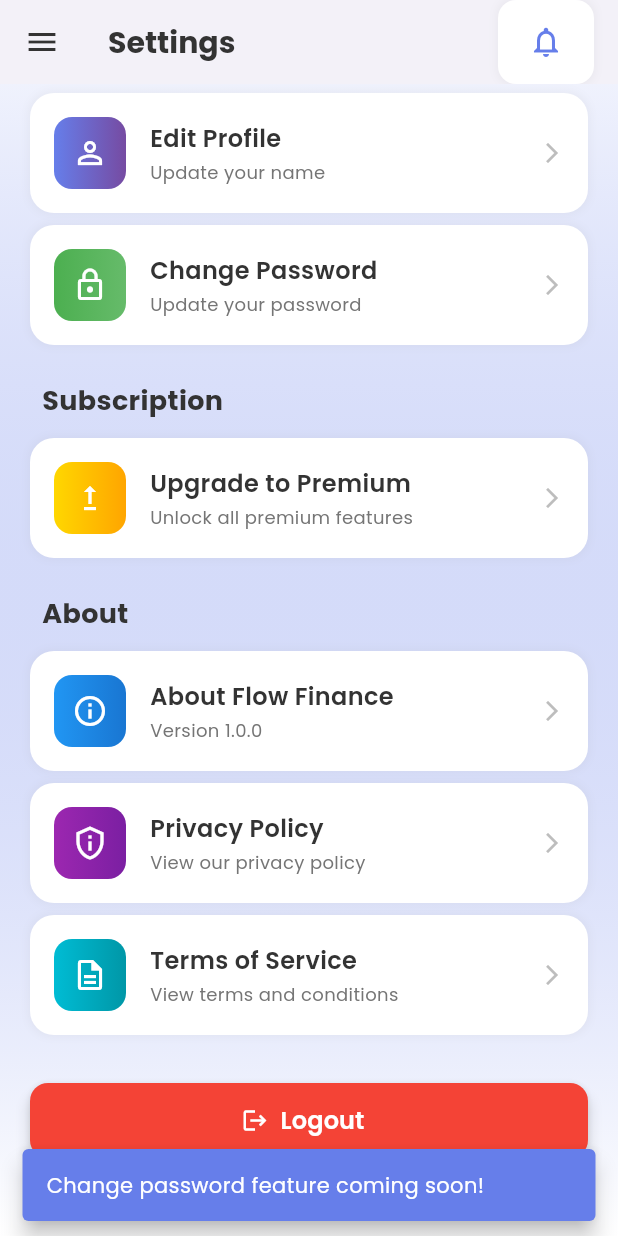
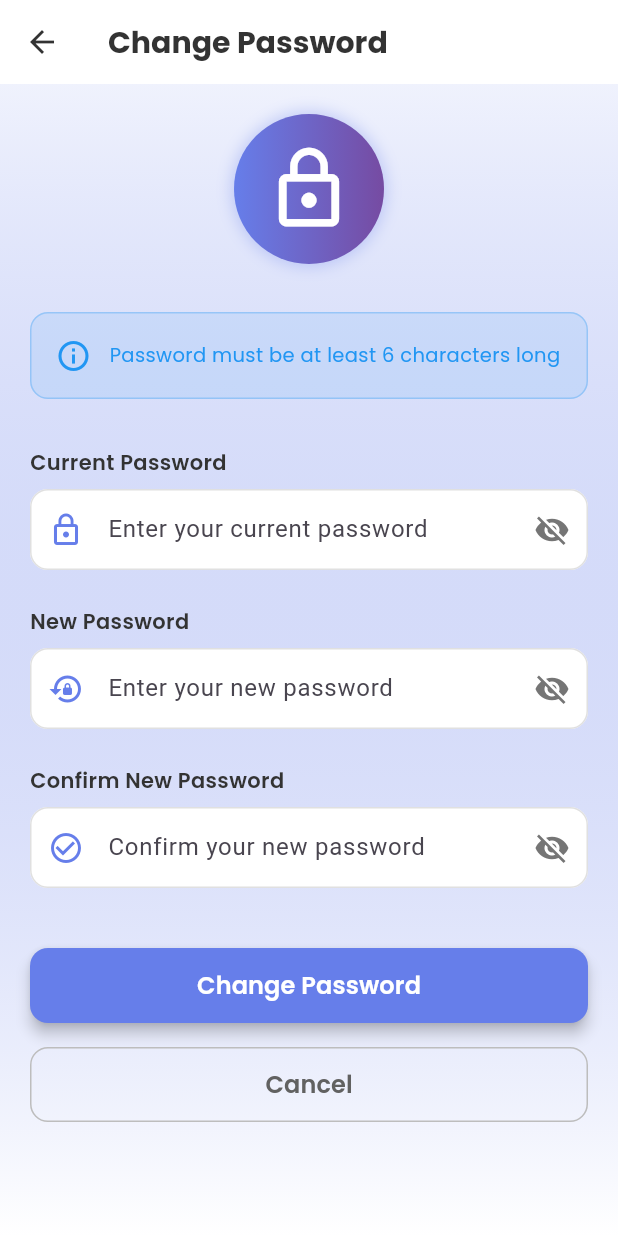
Before and after one commit to LinNyiAung/Flow, a Flutter app: the SettingsScreen screen opened by its route, scrolled down 354 dp, after a tap on "Change Password", on a phone screen of 412 x 824 dp. Run offline on Flutter 3.47's test engine with Material 3 defaults, Android fonts, the phone set to English and light mode, and no system bars; our stand-ins replace fl_chart, flutter_local_notifications, flutter_markdown, google_fonts, image_picker, open_filex and 2 more; missing offline and left inert: record; accounts and stored records are empty; network calls fail.

Commit message:
password change add

```diff
--- /dev/null
+++ b/frontend/lib/screens/settings/change_password_screen.dart
@@ -0,0 +1,414 @@
+import 'package:flutter/material.dart';
+import 'package:google_fonts/google_fonts.dart';
+import 'package:provider/provider.dart';
+import '../../providers/auth_provider.dart';
+
+class ChangePasswordScreen extends StatefulWidget {
+  @override
+  _ChangePasswordScreenState createState() => _ChangePasswordScreenState();
+}
+
+class _ChangePasswordScreenState extends State<ChangePasswordScreen> {
+  final _formKey = GlobalKey<FormState>();
+  final _currentPasswordController = TextEditingController();
+  final _newPasswordController = TextEditingController();
+  final _confirmPasswordController = TextEditingController();
+
+  bool _isLoading = false;
+  bool _obscureCurrentPassword = true;
+  bool _obscureNewPassword = true;
+  bool _obscureConfirmPassword = true;
+
+  @override
+  void dispose() {
+    _currentPasswordController.dispose();
+    _newPasswordController.dispose();
+    _confirmPasswordController.dispose();
+    super.dispose();
+  }
+
+  Future<void> _changePassword() async {
+    if (!_formKey.currentState!.validate()) return;
+
+    setState(() => _isLoading = true);
+
+    try {
+      final authProvider = Provider.of<AuthProvider>(context, listen: false);
+      final success = await authProvider.changePassword(
+        currentPassword: _currentPasswordController.text,
+        newPassword: _newPasswordController.text,
+        confirmPassword: _confirmPasswordController.text,
+      );
+
+      setState(() => _isLoading = false);
+
+      if (success) {
+        Navigator.pop(context, true);
+      } else {
+        ScaffoldMessenger.of(context).showSnackBar(
+          SnackBar(
+            content: Text(
+              authProvider.error ?? 'Failed to change password',
+              style: GoogleFonts.poppins(color: Colors.white),
+            ),
+            backgroundColor: Colors.red,
+            behavior: SnackBarBehavior.floating,
+            shape: RoundedRectangleBorder(borderRadius: BorderRadius.circular(8)),
+          ),
+        );
+      }
+    } catch (e) {
+      setState(() => _isLoading = false);
+      ScaffoldMessenger.of(context).showSnackBar(
+        SnackBar(
+          content: Text(
+            'An error occurred: ${e.toString()}',
+            style: GoogleFonts.poppins(color: Colors.white),
+          ),
+          backgroundColor: Colors.red,
+          behavior: SnackBarBehavior.floating,
+          shape: RoundedRectangleBorder(borderRadius: BorderRadius.circular(8)),
+        ),
+      );
+    }
+  }
+
+  @override
+  Widget build(BuildContext context) {
+    return Scaffold(
+      appBar: AppBar(
+        title: Text(
+          'Change Password',
+          style: GoogleFonts.poppins(
+            fontSize: 20,
+            fontWeight: FontWeight.bold,
+            color: Color(0xFF333333),
+          ),
+        ),
+        leading: IconButton(
+          icon: Icon(Icons.arrow_back, color: Color(0xFF333333)),
+          onPressed: () => Navigator.pop(context),
+        ),
+      ),
+      body: Container(
+        decoration: BoxDecoration(
+          gradient: LinearGradient(
+            begin: Alignment.topCenter,
+            end: Alignment.bottomCenter,
+            colors: [
+              Color(0xFF667eea).withOpacity(0.1),
+              Colors.white,
+            ],
+          ),
+        ),
+        child: Form(
+          key: _formKey,
+          child: ListView(
+            padding: EdgeInsets.all(20),
+            children: [
+              // Security Icon
+              Center(
+                child: Container(
+                  padding: EdgeInsets.all(20),
+                  decoration: BoxDecoration(
+                    gradient: LinearGradient(
+                      colors: [Color(0xFF667eea), Color(0xFF764ba2)],
+                    ),
+                    shape: BoxShape.circle,
+                    boxShadow: [
+                      BoxShadow(
+                        color: Color(0xFF667eea).withOpacity(0.3),
+                        spreadRadius: 2,
+                        blurRadius: 8,
+                      ),
+                    ],
+                  ),
+                  child: Icon(
+                    Icons.lock_outline,
+                    size: 60,
+                    color: Colors.white,
+                  ),
+                ),
+              ),
+              SizedBox(height: 32),
+
+              // Info Card
+              Container(
+                padding: EdgeInsets.all(16),
+                decoration: BoxDecoration(
+                  color: Color(0xFF2196F3).withOpacity(0.1),
+                  borderRadius: BorderRadius.circular(12),
+                  border: Border.all(
+                    color: Color(0xFF2196F3).withOpacity(0.3),
+                    width: 1,
+                  ),
+                ),
+                child: Row(
+                  children: [
+                    Icon(
+                      Icons.info_outline,
+                      color: Color(0xFF2196F3),
+                      size: 24,
+                    ),
+                    SizedBox(width: 12),
+                    Expanded(
+                      child: Text(
+                        'Password must be at least 6 characters long',
+                        style: GoogleFonts.poppins(
+                          fontSize: 13,
+                          color: Color(0xFF2196F3),
+                        ),
+                      ),
+                    ),
+                  ],
+                ),
+              ),
+
+              SizedBox(height: 32),
+
+              // Current Password
+              Text(
+                'Current Password',
+                style: GoogleFonts.poppins(
+                  fontSize: 14,
+                  fontWeight: FontWeight.w600,
+                  color: Color(0xFF333333),
+                ),
+              ),
+              SizedBox(height: 8),
+              TextFormField(
+                controller: _currentPasswordController,
+                obscureText: _obscureCurrentPassword,
+                decoration: InputDecoration(
+                  hintText: 'Enter your current password',
+                  prefixIcon: Icon(Icons.lock_outline, color: Color(0xFF667eea)),
+                  suffixIcon: IconButton(
+                    icon: Icon(
+                      _obscureCurrentPassword
+                          ? Icons.visibility_off
+                          : Icons.visibility,
+                      color: Colors.grey[600],
+                    ),
+                    onPressed: () {
+                      setState(() {
+                        _obscureCurrentPassword = !_obscureCurrentPassword;
+                      });
+                    },
+                  ),
+                  filled: true,
+                  fillColor: Colors.white,
+                  border: OutlineInputBorder(
+                    borderRadius: BorderRadius.circular(12),
+                    borderSide: BorderSide(color: Colors.grey[300]!),
+                  ),
+                  enabledBorder: OutlineInputBorder(
+                    borderRadius: BorderRadius.circular(12),
+                    borderSide: BorderSide(color: Colors.grey[300]!),
+                  ),
+                  focusedBorder: OutlineInputBorder(
+                    borderRadius: BorderRadius.circular(12),
+                    borderSide: BorderSide(color: Color(0xFF667eea), width: 2),
+                  ),
+                  errorBorder: OutlineInputBorder(
+                    borderRadius: BorderRadius.circular(12),
+                    borderSide: BorderSide(color: Colors.red),
+                  ),
+                ),
+                validator: (value) {
+                  if (value == null || value.isEmpty) {
+                    return 'Please enter your current password';
+                  }
+                  return null;
+                },
+              ),
+
+              SizedBox(height: 24),
+
+              // New Password
+              Text(
+                'New Password',
+                style: GoogleFonts.poppins(
+                  fontSize: 14,
+                  fontWeight: FontWeight.w600,
+                  color: Color(0xFF333333),
+                ),
+              ),
+              SizedBox(height: 8),
+              TextFormField(
+                controller: _newPasswordController,
+                obscureText: _obscureNewPassword,
+                decoration: InputDecoration(
+                  hintText: 'Enter your new password',
+                  prefixIcon: Icon(Icons.lock_reset, color: Color(0xFF667eea)),
+                  suffixIcon: IconButton(
+                    icon: Icon(
+                      _obscureNewPassword
+                          ? Icons.visibility_off
+                          : Icons.visibility,
+                      color: Colors.grey[600],
+                    ),
+                    onPressed: () {
+                      setState(() {
+                        _obscureNewPassword = !_obscureNewPassword;
+                      });
+                    },
+                  ),
+                  filled: true,
+                  fillColor: Colors.white,
+                  border: OutlineInputBorder(
+                    borderRadius: BorderRadius.circular(12),
+                    borderSide: BorderSide(color: Colors.grey[300]!),
+                  ),
+                  enabledBorder: OutlineInputBorder(
+                    borderRadius: BorderRadius.circular(12),
+                    borderSide: BorderSide(color: Colors.grey[300]!),
+                  ),
+                  focusedBorder: OutlineInputBorder(
+                    borderRadius: BorderRadius.circular(12),
+                    borderSide: BorderSide(color: Color(0xFF667eea), width: 2),
+                  ),
+                  errorBorder: OutlineInputBorder(
+                    borderRadius: BorderRadius.circular(12),
+                    borderSide: BorderSide(color: Colors.red),
+                  ),
+                ),
+                validator: (value) {
+                  if (value == null || value.isEmpty) {
+                    return 'Please enter a new password';
+                  }
+                  if (value.length < 6) {
+                    return 'Password must be at least 6 characters';
+                  }
+                  if (value == _currentPasswordController.text) {
+                    return 'New password must be different from current password';
+                  }
+                  return null;
+                },
+              ),
+
+              SizedBox(height: 24),
+
+              // Confirm Password
+              Text(
+                'Confirm New Password',
+                style: GoogleFonts.poppins(
+                  fontSize: 14,
+                  fontWeight: FontWeight.w600,
+                  color: Color(0xFF333333),
+                ),
+              ),
+              SizedBox(height: 8),
+              TextFormField(
+                controller: _confirmPasswordController,
+                obscureText: _obscureConfirmPassword,
+                decoration: InputDecoration(
+                  hintText: 'Confirm your new password',
+                  prefixIcon: Icon(Icons.check_circle_outline, color: Color(0xFF667eea)),
+                  suffixIcon: IconButton(
+                    icon: Icon(
+                      _obscureConfirmPassword
+                          ? Icons.visibility_off
+                          : Icons.visibility,
+                      color: Colors.grey[600],
+                    ),
+                    onPressed: () {
+                      setState(() {
+                        _obscureConfirmPassword = !_obscureConfirmPassword;
+                      });
+                    },
+                  ),
+                  filled: true,
+                  fillColor: Colors.white,
+                  border: OutlineInputBorder(
+                    borderRadius: BorderRadius.circular(12),
+                    borderSide: BorderSide(color: Colors.grey[300]!),
+                  ),
+                  enabledBorder: OutlineInputBorder(
+                    borderRadius: BorderRadius.circular(12),
+                    borderSide: BorderSide(color: Colors.grey[300]!),
+                  ),
+                  focusedBorder: OutlineInputBorder(
+                    borderRadius: BorderRadius.circular(12),
+                    borderSide: BorderSide(color: Color(0xFF667eea), width: 2),
+                  ),
+                  errorBorder: OutlineInputBorder(
+                    borderRadius: BorderRadius.circular(12),
+                    borderSide: BorderSide(color: Colors.red),
+                  ),
+                ),
+                validator: (value) {
+                  if (value == null || value.isEmpty) {
+                    return 'Please confirm your new password';
+                  }
+                  if (value != _newPasswordController.text) {
+                    return 'Passwords do not match';
+                  }
+                  return null;
+                },
+              ),
+
+              SizedBox(height: 40),
+
+              // Change Password Button
+              SizedBox(
+                height: 50,
+                child: ElevatedButton(
+                  onPressed: _isLoading ? null : _changePassword,
+                  style: ElevatedButton.styleFrom(
+                    backgroundColor: Color(0xFF667eea),
+                    disabledBackgroundColor: Colors.grey[300],
+                    shape: RoundedRectangleBorder(
+                      borderRadius: BorderRadius.circular(12),
+                    ),
+                    elevation: 4,
+                  ),
+                  child: _isLoading
+                      ? SizedBox(
+                          height: 20,
+                          width: 20,
+                          child: CircularProgressIndicator(
+                            color: Colors.white,
+                            strokeWidth: 2,
+                          ),
+                        )
+                      : Text(
+                          'Change Password',
+                          style: GoogleFonts.poppins(
+                            fontSize: 16,
+                            fontWeight: FontWeight.w600,
+                            color: Colors.white,
+                          ),
+                        ),
+                ),
+              ),
+
+              SizedBox(height: 16),
+
+              // Cancel Button
+              SizedBox(
+                height: 50,
+                child: OutlinedButton(
+                  onPressed: _isLoading ? null : () => Navigator.pop(context),
+                  style: OutlinedButton.styleFrom(
+                    side: BorderSide(color: Colors.grey[400]!, width: 1),
+                    shape: RoundedRectangleBorder(
+                      borderRadius: BorderRadius.circular(12),
+                    ),
+                  ),
+                  child: Text(
+                    'Cancel',
+                    style: GoogleFonts.poppins(
+                      fontSize: 16,
+                      fontWeight: FontWeight.w600,
+                      color: Colors.grey[700],
+                    ),
+                  ),
+                ),
+              ),
+            ],
+          ),
+        ),
+      ),
+    );
+  }
+}
--- a/frontend/lib/screens/settings/settings_screen.dart
+++ b/frontend/lib/screens/settings/settings_screen.dart
@@ -1,4 +1,5 @@
 import 'package:flutter/material.dart';
+import 'package:frontend/screens/settings/change_password_screen.dart';
 import 'package:google_fonts/google_fonts.dart';
 import 'package:provider/provider.dart';
 import '../../providers/auth_provider.dart';
@@ -278,18 +279,24 @@ class _SettingsScreenState extends State<SettingsScreen> {
               title: 'Change Password',
               subtitle: 'Update your password',
               gradientColors: [Color(0xFF4CAF50), Color(0xFF66BB6A)],
-              onTap: () {
-                // Navigate to change password screen
+              onTap: () async {
+                final result = await Navigator.push(
+                  context,
+                  MaterialPageRoute(builder: (_) => ChangePasswordScreen()),
+                );
+                if (result == true) {
                   ScaffoldMessenger.of(context).showSnackBar(
                     SnackBar(
                       content: Text(
-                      'Change password feature coming soon!',
+                        'Password changed successfully!',
                         style: GoogleFonts.poppins(color: Colors.white),
                       ),
-                    backgroundColor: Color(0xFF667eea),
+                      backgroundColor: Color(0xFF4CAF50),
                       behavior: SnackBarBehavior.floating,
+                      shape: RoundedRectangleBorder(borderRadius: BorderRadius.circular(8)),
                     ),
                   );
+                }
               },
             ),
 
--- a/frontend/lib/services/api_service.dart
+++ b/frontend/lib/services/api_service.dart
@@ -111,6 +111,31 @@ class ApiService {
       throw Exception(error['detail'] ?? 'Failed to update profile');
     }
   }
+
+
+
+  static Future<void> changePassword({
+  required String currentPassword,
+  required String newPassword,
+  required String confirmPassword,
+}) async {
+  final response = await http.put(
+    Uri.parse('$baseUrl/api/auth/change-password'),
+    headers: await _getHeaders(),
+    body: jsonEncode({
+      'current_password': currentPassword,
+      'new_password': newPassword,
+      'confirm_password': confirmPassword,
+    }),
+  );
+
+  if (response.statusCode == 200) {
+    return;
+  } else {
+    final error = jsonDecode(response.body);
+    throw Exception(error['detail'] ?? 'Failed to change password');
+  }
+}
 
 
   // Subscription Management
```
Also changed, not shown: frontend/lib/providers/auth_provider.dart (+24 -0 lines), 2 other files. Lines whose indentation alone changed are shown as unchanged.
